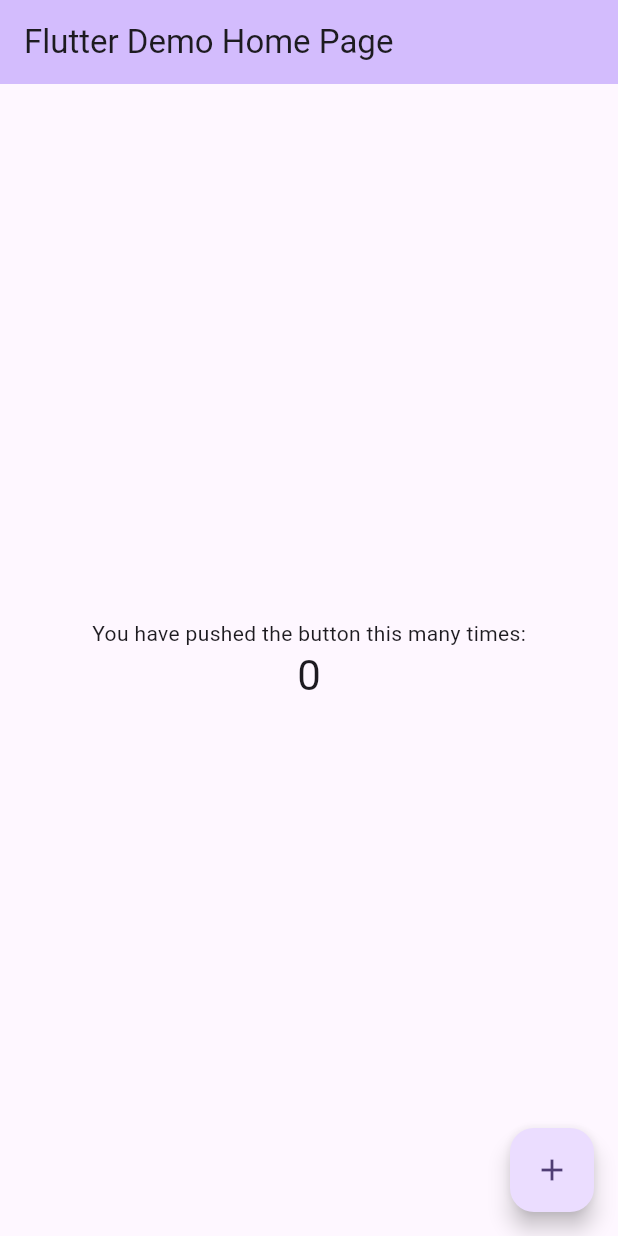
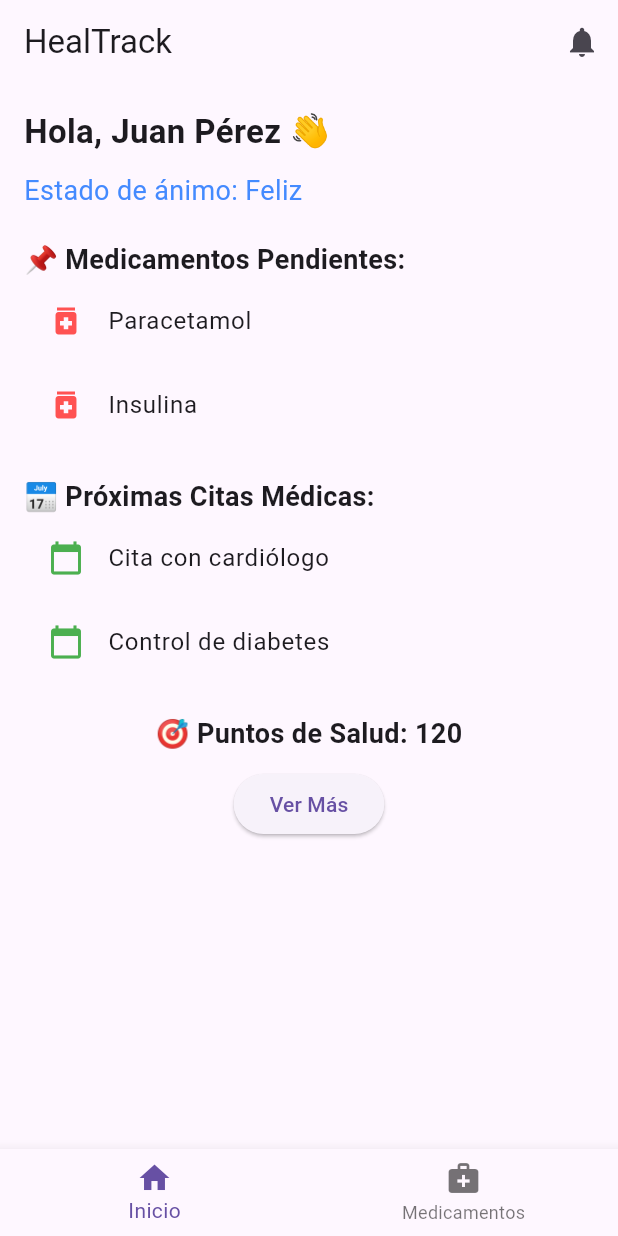
Before and after one commit to tjqqaa/ITAPP, a Flutter app: the screen it shows after launch, on a phone screen of 412 x 824 dp. Run offline on Flutter 3.47's test engine with Material 3 defaults, Android fonts, the phone set to English and light mode, and no system bars.

Commit message:
home_screen created

```diff
--- a/lib/main.dart
+++ b/lib/main.dart
@@ -1,122 +1,60 @@
 import 'package:flutter/material.dart';
+import 'package:project/views/home_screen.dart'; // Importar la pantalla HomeScreen
 
 void main() {
-  runApp(const MyApp());
+  runApp(MyApp());
 }
 
 class MyApp extends StatelessWidget {
-  const MyApp({super.key});
-
-  // This widget is the root of your application.
   @override
   Widget build(BuildContext context) {
     return MaterialApp(
-      title: 'Flutter Demo',
-      theme: ThemeData(
-        // This is the theme of your application.
-        //
-        // TRY THIS: Try running your application with "flutter run". You'll see
-        // the application has a purple toolbar. Then, without quitting the app,
-        // try changing the seedColor in the colorScheme below to Colors.green
-        // and then invoke "hot reload" (save your changes or press the "hot
-        // reload" button in a Flutter-supported IDE, or press "r" if you used
-        // the command line to start the app).
-        //
-        // Notice that the counter didn't reset back to zero; the application
-        // state is not lost during the reload. To reset the state, use hot
-        // restart instead.
-        //
-        // This works for code too, not just values: Most code changes can be
-        // tested with just a hot reload.
-        colorScheme: ColorScheme.fromSeed(seedColor: Colors.deepPurple),
-      ),
-      home: const MyHomePage(title: 'Flutter Demo Home Page'),
+      debugShowCheckedModeBanner: false,
+      title: 'HealTrack',
+      theme: ThemeData(primarySwatch: Colors.blue),
+      home: MainScreen(),
     );
   }
 }
 
-class MyHomePage extends StatefulWidget {
-  const MyHomePage({super.key, required this.title});
-
-  // This widget is the home page of your application. It is stateful, meaning
-  // that it has a State object (defined below) that contains fields that affect
-  // how it looks.
-
-  // This class is the configuration for the state. It holds the values (in this
-  // case the title) provided by the parent (in this case the App widget) and
-  // used by the build method of the State. Fields in a Widget subclass are
-  // always marked "final".
-
-  final String title;
-
+class MainScreen extends StatefulWidget {
   @override
-  State<MyHomePage> createState() => _MyHomePageState();
+  _MainScreenState createState() => _MainScreenState();
 }
 
-class _MyHomePageState extends State<MyHomePage> {
-  int _counter = 0;
+class _MainScreenState extends State<MainScreen> {
+  int _selectedIndex = 0;
 
-  void _incrementCounter() {
+  final List<Widget> _screens = [
+    HomeScreen(), // Pantalla de inicio que ya tienes configurada
+    // Aquí agregamos un DummyScreen hasta que agregues otras pantallas
+    Scaffold(body: Center(child: Text('Pantalla de Medicamentos Placeholder'))),
+  ];
+
+  void _onItemTapped(int index) {
     setState(() {
-      // This call to setState tells the Flutter framework that something has
-      // changed in this State, which causes it to rerun the build method below
-      // so that the display can reflect the updated values. If we changed
-      // _counter without calling setState(), then the build method would not be
-      // called again, and so nothing would appear to happen.
-      _counter++;
+      _selectedIndex = index;
     });
   }
 
   @override
   Widget build(BuildContext context) {
-    // This method is rerun every time setState is called, for instance as done
-    // by the _incrementCounter method above.
-    //
-    // The Flutter framework has been optimized to make rerunning build methods
-    // fast, so that you can just rebuild anything that needs updating rather
-    // than having to individually change instances of widgets.
     return Scaffold(
-      appBar: AppBar(
-        // TRY THIS: Try changing the color here to a specific color (to
-        // Colors.amber, perhaps?) and trigger a hot reload to see the AppBar
-        // change color while the other colors stay the same.
-        backgroundColor: Theme.of(context).colorScheme.inversePrimary,
-        // Here we take the value from the MyHomePage object that was created by
-        // the App.build method, and use it to set our appbar title.
-        title: Text(widget.title),
+      body: _screens[_selectedIndex],
+      bottomNavigationBar: BottomNavigationBar(
+        currentIndex: _selectedIndex,
+        onTap: _onItemTapped,
+        items: [
+          BottomNavigationBarItem(
+            icon: Icon(Icons.home),
+            label: 'Inicio',
+          ),
+          BottomNavigationBarItem(
+            icon: Icon(Icons.medical_services),
+            label: 'Medicamentos',
+          ),
+        ],
       ),
-      body: Center(
-        // Center is a layout widget. It takes a single child and positions it
-        // in the middle of the parent.
-        child: Column(
-          // Column is also a layout widget. It takes a list of children and
-          // arranges them vertically. By default, it sizes itself to fit its
-          // children horizontally, and tries to be as tall as its parent.
-          //
-          // Column has various properties to control how it sizes itself and
-          // how it positions its children. Here we use mainAxisAlignment to
-          // center the children vertically; the main axis here is the vertical
-          // axis because Columns are vertical (the cross axis would be
-          // horizontal).
-          //
-          // TRY THIS: Invoke "debug painting" (choose the "Toggle Debug Paint"
-          // action in the IDE, or press "p" in the console), to see the
-          // wireframe for each widget.
-          mainAxisAlignment: MainAxisAlignment.center,
-          children: <Widget>[
-            const Text('You have pushed the button this many times:'),
-            Text(
-              '$_counter',
-              style: Theme.of(context).textTheme.headlineMedium,
-            ),
-          ],
-        ),
-      ),
-      floatingActionButton: FloatingActionButton(
-        onPressed: _incrementCounter,
-        tooltip: 'Increment',
-        child: const Icon(Icons.add),
-      ), // This trailing comma makes auto-formatting nicer for build methods.
     );
   }
 }
--- /dev/null
+++ b/lib/views/home_screen.dart
@@ -0,0 +1,90 @@
+import 'package:flutter/material.dart';
+import 'package:project/models/user.dart';
+
+class HomeScreen extends StatelessWidget {
+  final User user = User(
+    id: "12345",
+    name: "Juan Pérez",
+    email: "juan.perez@example.com",
+    dateOfBirth: DateTime(1990, 5, 15),
+    medications: ["Paracetamol", "Insulina"],
+    appointments: ["Cita con cardiólogo", "Control de diabetes"],
+    mood: "Feliz",
+    healthPoints: 120,
+  );
+
+  @override
+  Widget build(BuildContext context) {
+    return Scaffold(
+      appBar: AppBar(
+        title: Text("HealTrack"),
+        actions: [
+          IconButton(
+            icon: Icon(Icons.notifications),
+            onPressed: () {
+              // Navigate to notifications page (to be implemented)
+            },
+          ),
+        ],
+      ),
+      body: Padding(
+        padding: const EdgeInsets.all(16.0),
+        child: Column(
+          crossAxisAlignment: CrossAxisAlignment.start,
+          children: [
+            Text(
+              "Hola, ${user.name} 👋",
+              style: TextStyle(fontSize: 22, fontWeight: FontWeight.bold),
+            ),
+            SizedBox(height: 10),
+            Text(
+              "Estado de ánimo: ${user.mood}",
+              style: TextStyle(fontSize: 18, color: Colors.blueAccent),
+            ),
+            SizedBox(height: 20),
+
+            // Medication Section
+            Text(
+              "📌 Medicamentos Pendientes:",
+              style: TextStyle(fontSize: 18, fontWeight: FontWeight.bold),
+            ),
+            ...user.medications.map((med) => ListTile(
+              leading: Icon(Icons.medication, color: Colors.redAccent),
+              title: Text(med),
+            )),
+            SizedBox(height: 20),
+
+            // Appointments Section
+            Text(
+              "📅 Próximas Citas Médicas:",
+              style: TextStyle(fontSize: 18, fontWeight: FontWeight.bold),
+            ),
+            ...user.appointments.map((appt) => ListTile(
+              leading: Icon(Icons.calendar_today, color: Colors.green),
+              title: Text(appt),
+            )),
+            SizedBox(height: 20),
+
+            // Health Points
+            Center(
+              child: Column(
+                children: [
+                  Text("🎯 Puntos de Salud: ${user.healthPoints}",
+                      style:
+                      TextStyle(fontSize: 18, fontWeight: FontWeight.bold)),
+                  SizedBox(height: 10),
+                  ElevatedButton(
+                    onPressed: () {
+                      // Navigate to health tracking page (to be implemented)
+                    },
+                    child: Text("Ver Más"),
+                  ),
+                ],
+              ),
+            ),
+          ],
+        ),
+      ),
+    );
+  }
+}
```
Also changed, not shown: 1 other file.
